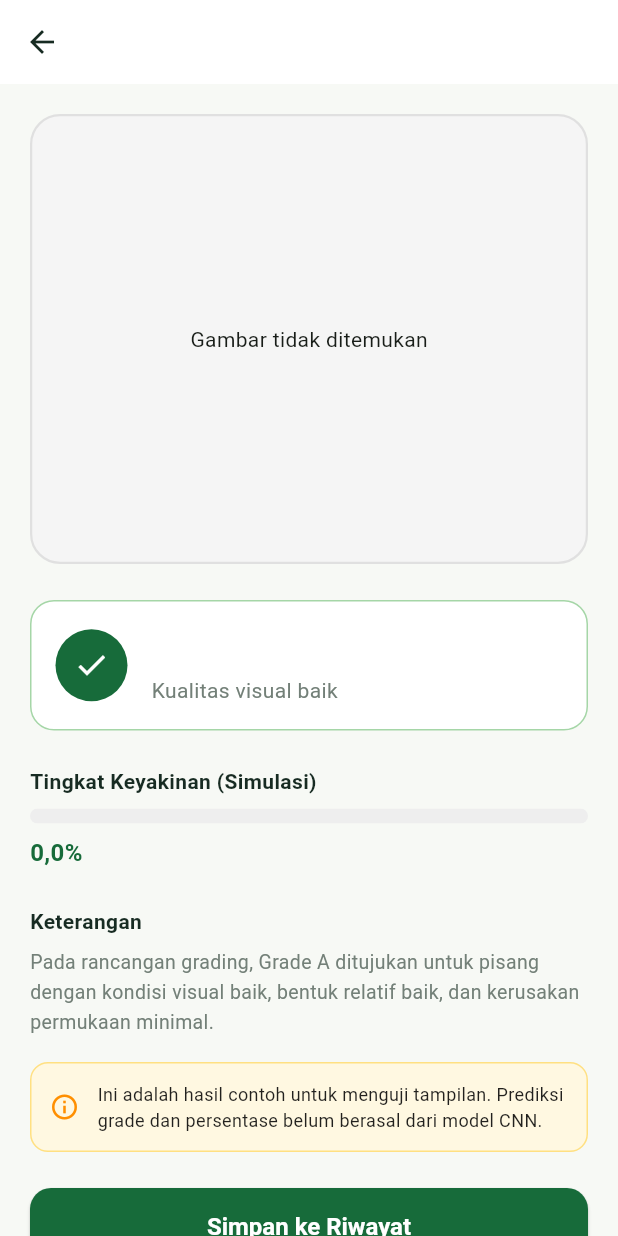
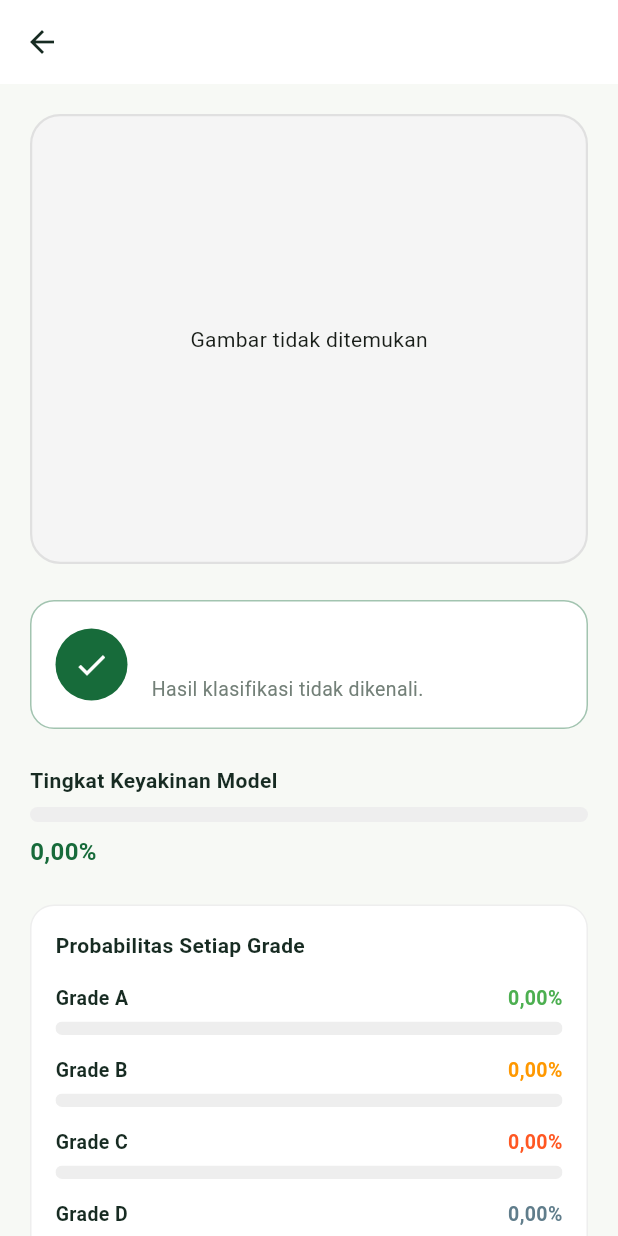
Before and after one commit to RachmadAprisandhy/PBL_Kelompok3, a Flutter app: the ResultScreen screen opened directly with empty values, on a phone screen of 412 x 824 dp. Run offline on Flutter 3.47's test engine with Material 3 defaults, Android fonts, the phone set to English and light mode, and no system bars; our stand-ins replace dio, flutter_bloc, image_picker, sqflite; accounts and stored records are empty.

Commit message:
Memperbarui Hasil Grading dengan Menampilkan per grading

```diff
--- a/lib/features/detection/detection_screen.dart
+++ b/lib/features/detection/detection_screen.dart
@@ -1,7 +1,8 @@
+import 'dart:io';
 
-import 'dart:io';
 import 'package:flutter/material.dart';
 import 'package:image_picker/image_picker.dart';
+
 import '../../core/theme/app_theme.dart';
 import '../grading/services/grading_api.dart';
 import 'result_screen.dart';
@@ -36,20 +37,15 @@ class _DetectionScreenState extends State<DetectionScreen> {
 
     try {
       // Mengirim gambar ke FastAPI
-      final result = await _gradingApi.predict(
-        _selectedImage!.path,
-      );
+      final result = await _gradingApi.predict(_selectedImage!.path);
 
       // Mengambil hasil prediksi
       final String grade = result['predicted_grade'].toString();
 
-      final probabilities = Map<String, dynamic>.from(
-        result['probabilities'],
-      );
+      final probabilities = Map<String, dynamic>.from(result['probabilities']);
 
       // Mengambil probabilitas tertinggi
-      final double confidence =
-          (probabilities[grade] as num).toDouble() / 100;
+      final double confidence = (probabilities[grade] as num).toDouble() / 100;
 
       if (!mounted) return;
 
@@ -65,10 +61,10 @@ class _DetectionScreenState extends State<DetectionScreen> {
             imagePath: _selectedImage!.path,
             ripenessLevel: grade,
             confidence: confidence,
+            probabilities: probabilities,
           ),
         ),
       );
-
     } catch (e) {
       if (!mounted) return;
 
@@ -148,10 +144,7 @@ class _DetectionScreenState extends State<DetectionScreen> {
               decoration: BoxDecoration(
                 color: Colors.grey.shade100,
                 borderRadius: BorderRadius.circular(20),
-                border: Border.all(
-                  color: Colors.grey.shade300,
-                  width: 1.5,
-                ),
+                border: Border.all(color: Colors.grey.shade300, width: 1.5),
               ),
               child: _selectedImage != null
                   ? ClipRRect(
@@ -278,10 +271,7 @@ class _DetectionScreenState extends State<DetectionScreen> {
             const SizedBox(height: 4),
             Text(
               subtitle,
-              style: const TextStyle(
-                fontSize: 9,
-                color: AppColors.muted,
-              ),
+              style: const TextStyle(fontSize: 9, color: AppColors.muted),
               textAlign: TextAlign.center,
             ),
           ],
--- a/lib/features/detection/result_screen.dart
+++ b/lib/features/detection/result_screen.dart
@@ -1,3 +1,4 @@
+
 import 'dart:io';
 import 'package:flutter/material.dart';
 import 'package:path_provider/path_provider.dart';
@@ -10,12 +11,14 @@ class ResultScreen extends StatefulWidget {
   final String imagePath;
   final String ripenessLevel;
   final double confidence;
+  final Map<String, dynamic> probabilities;
 
   const ResultScreen({
     super.key,
     required this.imagePath,
     required this.ripenessLevel,
     required this.confidence,
+    required this.probabilities,
   });
 
   @override
@@ -29,18 +32,52 @@ class _ResultScreenState extends State<ResultScreen> {
       ? widget.confidence.clamp(0.0, 1.0).toDouble()
       : 0.0;
 
+  Color get _gradeColor {
+    switch (widget.ripenessLevel) {
+      case 'Grade A':
+        return Colors.green;
+      case 'Grade B':
+        return Colors.orange;
+      case 'Grade C':
+        return Colors.deepOrange;
+      case 'Grade D':
+        return Colors.blueGrey;
+      default:
+        return AppColors.green;
+    }
+  }
+
+  String get _gradeDescription {
+    switch (widget.ripenessLevel) {
+      case 'Grade A':
+        return 'Pisang termasuk kategori Grade A berdasarkan hasil klasifikasi model.';
+      case 'Grade B':
+        return 'Pisang termasuk kategori Grade B berdasarkan hasil klasifikasi model.';
+      case 'Grade C':
+        return 'Pisang termasuk kategori Grade C berdasarkan hasil klasifikasi model.';
+      case 'Grade D':
+        return 'Pisang termasuk kategori Grade D berdasarkan hasil klasifikasi model.';
+      default:
+        return 'Hasil klasifikasi tidak dikenali.';
+    }
+  }
+
   Future<void> _saveToHistory() async {
     if (_isSaving) return;
+
     setState(() => _isSaving = true);
 
     String? savedImagePath;
+
     try {
       final directory = await getApplicationDocumentsDirectory();
       final fileName = p.basename(widget.imagePath);
       final uniqueFileName =
           '${DateTime.now().microsecondsSinceEpoch}_$fileName';
+
       final permanentImage = await File(widget.imagePath)
           .copy(p.join(directory.path, uniqueFileName));
+
       savedImagePath = permanentImage.path;
 
       final newResult = GradingResult(
@@ -54,9 +91,13 @@ class _ResultScreenState extends State<ResultScreen> {
       await AppDatabase.instance.insertResult(newResult);
 
       if (!mounted) return;
+
       setState(() => _isSaving = false);
+
       ScaffoldMessenger.of(context).showSnackBar(
-        const SnackBar(content: Text('Berhasil disimpan ke riwayat!')),
+        const SnackBar(
+          content: Text('Berhasil disimpan ke riwayat!'),
+        ),
       );
 
       Navigator.pop(context);
@@ -67,33 +108,116 @@ class _ResultScreenState extends State<ResultScreen> {
           if (await savedImage.exists()) {
             await savedImage.delete();
           }
-        } catch (cleanupError) {
-          if (mounted) {
+        } catch (_) {}
+      }
+
+      if (!mounted) return;
+
       setState(() => _isSaving = false);
-            ScaffoldMessenger.of(context).showSnackBar(
-              SnackBar(
-                content: Text(
-                  'Gagal menyimpan: $e. Gagal membersihkan file sementara: $cleanupError',
-                ),
-              ),
-            );
-          }
-          return;
-        }
-      }
-      if (!mounted) return;
-      setState(() => _isSaving = false);
+
       ScaffoldMessenger.of(context).showSnackBar(
         SnackBar(content: Text('Gagal menyimpan: $e')),
       );
     }
   }
 
+  Widget _buildProbabilityCard() {
+    final grades = ['Grade A', 'Grade B', 'Grade C', 'Grade D'];
+
+    return Container(
+      padding: const EdgeInsets.all(16),
+      decoration: BoxDecoration(
+        color: AppColors.surface,
+        borderRadius: BorderRadius.circular(16),
+        border: Border.all(color: Colors.grey.shade200),
+      ),
+      child: Column(
+        crossAxisAlignment: CrossAxisAlignment.start,
+        children: [
+          const Text(
+            'Probabilitas Setiap Grade',
+            style: TextStyle(
+              fontWeight: FontWeight.bold,
+              fontSize: 14,
+              color: AppColors.text,
+            ),
+          ),
+          const SizedBox(height: 16),
+
+          ...grades.map((grade) {
+            final value = widget.probabilities[grade];
+            final probability = value is num
+                ? (value.toDouble() / 100).clamp(0.0, 1.0).toDouble()
+                : 0.0;
+
+            Color color;
+
+            switch (grade) {
+              case 'Grade A':
+                color = Colors.green;
+                break;
+              case 'Grade B':
+                color = Colors.orange;
+                break;
+              case 'Grade C':
+                color = Colors.deepOrange;
+                break;
+              default:
+                color = Colors.blueGrey;
+            }
+
+            return Padding(
+              padding: const EdgeInsets.only(bottom: 14),
+              child: Column(
+                children: [
+                  Row(
+                    mainAxisAlignment: MainAxisAlignment.spaceBetween,
+                    children: [
+                      Text(
+                        grade,
+                        style: const TextStyle(
+                          fontSize: 13,
+                          color: AppColors.text,
+                          fontWeight: FontWeight.w600,
+                        ),
+                      ),
+                      Text(
+                        '${(probability * 100).toStringAsFixed(2).replaceAll('.', ',')}%',
+                        style: TextStyle(
+                          fontSize: 13,
+                          fontWeight: FontWeight.bold,
+                          color: color,
+                        ),
+                      ),
+                    ],
+                  ),
+                  const SizedBox(height: 6),
+                  ClipRRect(
+                    borderRadius: BorderRadius.circular(8),
+                    child: LinearProgressIndicator(
+                      value: probability,
+                      minHeight: 9,
+                      backgroundColor: Colors.grey.shade200,
+                      valueColor: AlwaysStoppedAnimation<Color>(color),
+                    ),
+                  ),
+                ],
+              ),
+            );
+          }),
+        ],
+      ),
+    );
+  }
+
   @override
   Widget build(BuildContext context) {
     return Scaffold(
       appBar: AppBar(
-        title: const Text('Hasil Deteksi', style: TextStyle(fontWeight: FontWeight.bold)),
+        title: const Text(
+          'Hasil Deteksi',
+          style: TextStyle(fontWeight: FontWeight.bold),
+        ),
         backgroundColor: AppColors.surface,
         elevation: 0,
         foregroundColor: AppColors.text,
@@ -103,13 +227,16 @@ class _ResultScreenState extends State<ResultScreen> {
         child: Column(
           crossAxisAlignment: CrossAxisAlignment.stretch,
           children: [
-            // Preview Gambar
+            // Preview gambar
             Container(
               height: 300,
               decoration: BoxDecoration(
                 color: Colors.grey.shade100,
                 borderRadius: BorderRadius.circular(20),
-                border: Border.all(color: Colors.grey.shade300, width: 1.5),
+                border: Border.all(
+                  color: Colors.grey.shade300,
+                  width: 1.5,
+                ),
               ),
               child: ClipRRect(
                 borderRadius: BorderRadius.circular(20),
@@ -119,142 +246,176 @@ class _ResultScreenState extends State<ResultScreen> {
                         fit: BoxFit.cover,
                         width: double.infinity,
                       )
-                    : const Center(child: Text('Gambar tidak ditemukan')),
+                    : const Center(
+                        child: Text('Gambar tidak ditemukan'),
                       ),
               ),
+            ),
+
             const SizedBox(height: 24),
 
-            // Kartu Hasil Grade (Desain Asli Tautan Ketiga)
+            // Hasil prediksi
             Container(
               padding: const EdgeInsets.all(16),
               decoration: BoxDecoration(
                 color: AppColors.surface,
                 borderRadius: BorderRadius.circular(16),
-                border: Border.all(color: Colors.green.shade200),
+                border: Border.all(
+                  color: _gradeColor.withValues(alpha: 0.4),
+                ),
               ),
               child: Row(
                 children: [
                   Container(
                     padding: const EdgeInsets.all(12),
                     decoration: BoxDecoration(
-                      color: AppColors.green,
+                      color: _gradeColor,
                       shape: BoxShape.circle,
                     ),
-                    child: const Icon(Icons.check, color: Colors.white, size: 24),
+                    child: const Icon(
+                      Icons.check,
+                      color: Colors.white,
+                      size: 24,
+                    ),
                   ),
                   const SizedBox(width: 16),
-                  Column(
+                  Expanded(
+                    child: Column(
                       crossAxisAlignment: CrossAxisAlignment.start,
                       children: [
                         Text(
                           widget.ripenessLevel,
-                        style: const TextStyle(
+                          style: TextStyle(
                             fontSize: 20,
                             fontWeight: FontWeight.bold,
-                          color: AppColors.text,
+                            color: _gradeColor,
                           ),
                         ),
                         const SizedBox(height: 4),
-                      const Text(
-                        'Kualitas visual baik',
-                        style: TextStyle(fontSize: 14, color: AppColors.muted),
+                        Text(
+                          _gradeDescription,
+                          style: const TextStyle(
+                            fontSize: 13,
+                            color: AppColors.muted,
                           ),
-                    ],
                         ),
                       ],
                     ),
                   ),
+                ],
+              ),
+            ),
+
             const SizedBox(height: 24),
 
-            // Progress Bar Keyakinan / Akurasi
+            // Tingkat keyakinan
             const Text(
-              'Tingkat Keyakinan (Simulasi)',
-              style: TextStyle(fontWeight: FontWeight.bold, fontSize: 14, color: AppColors.text),
+              'Tingkat Keyakinan Model',
+              style: TextStyle(
+                fontWeight: FontWeight.bold,
+                fontSize: 14,
+                color: AppColors.text,
+              ),
             ),
             const SizedBox(height: 8),
+
             ClipRRect(
               borderRadius: BorderRadius.circular(8),
               child: LinearProgressIndicator(
                 value: _confidence,
                 minHeight: 10,
                 backgroundColor: Colors.grey.shade200,
-                valueColor: const AlwaysStoppedAnimation<Color>(AppColors.green),
+                valueColor: AlwaysStoppedAnimation<Color>(_gradeColor),
               ),
             ),
+
             const SizedBox(height: 8),
+
             Text(
-              '${(_confidence * 100).toStringAsFixed(1).replaceAll('.', ',')}%',
-              style: const TextStyle(fontSize: 16, fontWeight: FontWeight.bold, color: AppColors.green),
+              '${(_confidence * 100).toStringAsFixed(2).replaceAll('.', ',')}%',
+              style: TextStyle(
+                fontSize: 16,
+                fontWeight: FontWeight.bold,
+                color: _gradeColor,
               ),
+            ),
+
+            const SizedBox(height: 24),
+
+            // Probabilitas semua grade
+            _buildProbabilityCard(),
+
             const SizedBox(height: 24),
 
             // Keterangan
             const Text(
               'Keterangan',
-              style: TextStyle(fontWeight: FontWeight.bold, fontSize: 14, color: AppColors.text),
+              style: TextStyle(
+                fontWeight: FontWeight.bold,
+                fontSize: 14,
+                color: AppColors.text,
+              ),
             ),
             const SizedBox(height: 8),
-            const Text(
-              'Pada rancangan grading, Grade A ditujukan untuk pisang dengan kondisi visual baik, bentuk relatif baik, dan kerusakan permukaan minimal.',
-              style: TextStyle(fontSize: 13, color: AppColors.muted, height: 1.5),
-            ),
-            const SizedBox(height: 16),
 
-            // Banner Info Simulasi
-            Container(
-              padding: const EdgeInsets.all(12),
-              decoration: BoxDecoration(
-                color: Colors.amber.shade50,
-                borderRadius: BorderRadius.circular(12),
-                border: Border.all(color: Colors.amber.shade200),
-              ),
-              child: Row(
-                children: [
-                  Icon(Icons.info_outline, color: Colors.amber.shade800, size: 20),
-                  const SizedBox(width: 12),
-                  const Expanded(
-                    child: Text(
-                      'Ini adalah hasil contoh untuk menguji tampilan. Prediksi grade dan persentase belum berasal dari model CNN.',
-                      style: TextStyle(fontSize: 12, color: Colors.black87, height: 1.4),
+            Text(
+              _gradeDescription,
+              style: const TextStyle(
+                fontSize: 13,
+                color: AppColors.muted,
+                height: 1.5,
               ),
             ),
-                ],
-              ),
-            ),
+
             const SizedBox(height: 24),
 
-            // Tombol Simpan ke Riwayat
+            // Simpan ke riwayat
             ElevatedButton(
               onPressed: _isSaving ? null : _saveToHistory,
               style: ElevatedButton.styleFrom(
                 backgroundColor: AppColors.green,
                 padding: const EdgeInsets.symmetric(vertical: 16),
-                shape: RoundedRectangleBorder(borderRadius: BorderRadius.circular(14)),
+                shape: RoundedRectangleBorder(
+                  borderRadius: BorderRadius.circular(14),
+                ),
               ),
               child: _isSaving
                   ? const SizedBox(
                       height: 20,
                       width: 20,
-                      child: CircularProgressIndicator(color: Colors.white, strokeWidth: 2),
+                      child: CircularProgressIndicator(
+                        color: Colors.white,
+                        strokeWidth: 2,
+                      ),
                     )
                   : const Text(
                       'Simpan ke Riwayat',
-                      style: TextStyle(fontSize: 16, fontWeight: FontWeight.bold, color: Colors.white),
+                      style: TextStyle(
+                        fontSize: 16,
+                        fontWeight: FontWeight.bold,
+                        color: Colors.white,
                       ),
                     ),
+            ),
+
             const SizedBox(height: 12),
 
-            // Tombol Kembali
             OutlinedButton(
               onPressed: () => Navigator.pop(context),
               style: OutlinedButton.styleFrom(
                 padding: const EdgeInsets.symmetric(vertical: 16),
-                shape: RoundedRectangleBorder(borderRadius: BorderRadius.circular(14)),
+                shape: RoundedRectangleBorder(
+                  borderRadius: BorderRadius.circular(14),
+                ),
                 side: BorderSide(color: Colors.grey.shade300),
               ),
               child: const Text(
                 'Kembali',
-                style: TextStyle(fontSize: 16, fontWeight: FontWeight.bold, color: AppColors.text),
+                style: TextStyle(
+                  fontSize: 16,
+                  fontWeight: FontWeight.bold,
+                  color: AppColors.text,
+                ),
               ),
             ),
           ],
--- a/lib/features/grading/services/grading_api.dart
+++ b/lib/features/grading/services/grading_api.dart
@@ -4,7 +4,7 @@ import 'package:path/path.dart' as p;
 
 class GradingApi {
   // Alamat FastAPI di laptop
-  static const String baseUrl = 'http://192.168.66.21:8000';
+  static const String baseUrl = 'http://192.168.66.107:8000';
 
   // Konfigurasi Dio
   final Dio _dio = Dio(
```
Lines whose indentation alone changed are shown as unchanged.
